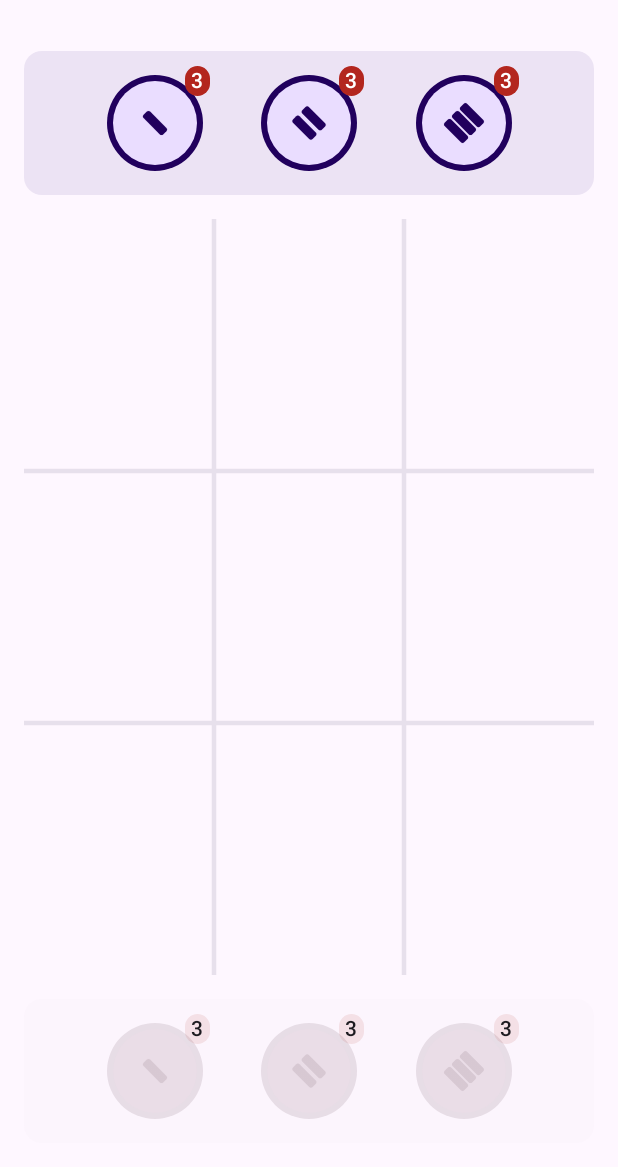
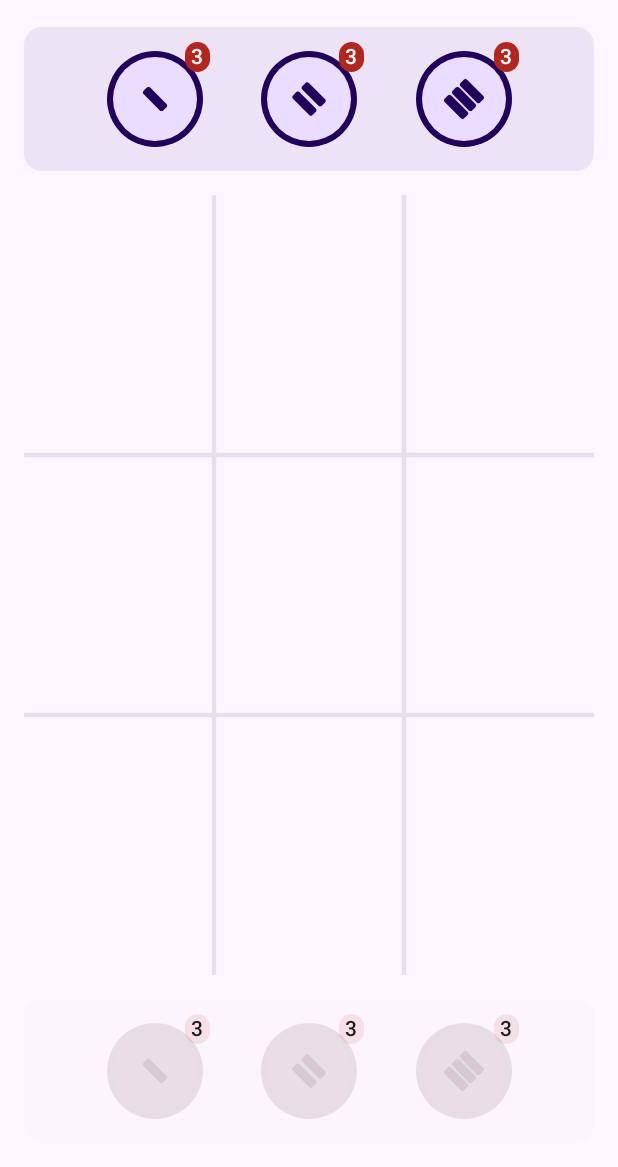
Before and after one commit to joaomanaia/compose-gobblet, an Android app built with Jetpack Compose: the screen it shows after launch (MainActivity), on a phone screen of 412 x 824 dp, the part 69-1236 px from its top. Run offline under Robolectric (Android 15) with nearby library versions, the phone set to English and light mode, and no system bars; our stand-ins replace constraintlayout-compose, window size class; missing, so only their content is drawn: GobbletTheme.

Commit message:
Changed the layout to constraint layout

```diff
--- a/composeApp/build.gradle.kts
+++ b/composeApp/build.gradle.kts
@@ -47,11 +47,15 @@ kotlin {
             implementation(compose.foundation)
             implementation(compose.material3)
             implementation(compose.ui)
-            implementation(compose.components.resources)
+            // implementation(compose.components.resources)
 
             implementation(libs.kotlinx.coroutines.core)
 
             implementation(libs.koin.core)
+
+            implementation(libs.material3.windowSizeClass.multiplatform)
+
+            implementation("tech.annexflow.compose:constraintlayout-compose-multiplatform:0.3.0-alpha01")
         }
 
         desktopMain.dependencies {
--- a/composeApp/src/commonMain/kotlin/model/GobbletBoard.kt
+++ b/composeApp/src/commonMain/kotlin/model/GobbletBoard.kt
@@ -3,6 +3,10 @@ package model
 import kotlin.jvm.JvmInline
 import kotlin.math.roundToInt
 import kotlin.math.sqrt
+
+typealias Winner = Pair<Player, Line>
+
+typealias Line = List<Int>
 
 @JvmInline
 value class GobbletBoard private constructor(
@@ -11,14 +15,14 @@ value class GobbletBoard private constructor(
     val boardSize: Int
         get() = sqrt(gobblets.size.toDouble()).roundToInt()
 
-    val winner: Player?
+    val winner: Winner?
         get() {
             for (winnerLine in board3x3WinPositions) {
                 // If all the gobblets in the line are the same, then we have a winner
                 val gobblet = getGobbletAt(winnerLine.first())
 
                 if (gobblet != null && winnerLine.all { getGobbletAt(it)?.player == gobblet.player }) {
-                    return gobblet.player
+                    return gobblet.player to winnerLine
                 }
             }
 
--- a/composeApp/src/commonMain/kotlin/presentation/game/GameScreen.kt
+++ b/composeApp/src/commonMain/kotlin/presentation/game/GameScreen.kt
@@ -4,22 +4,30 @@ import androidx.compose.foundation.layout.*
 import androidx.compose.material.icons.Icons
 import androidx.compose.material.icons.filled.Refresh
 import androidx.compose.material3.*
+import androidx.compose.material3.windowsizeclass.ExperimentalMaterial3WindowSizeClassApi
+import androidx.compose.material3.windowsizeclass.WindowHeightSizeClass
+import androidx.compose.material3.windowsizeclass.WindowSizeClass
+import androidx.compose.material3.windowsizeclass.calculateWindowSizeClass
 import androidx.compose.runtime.*
 import androidx.compose.ui.Modifier
+import androidx.constraintlayout.compose.ConstraintLayout
+import androidx.constraintlayout.compose.Dimension
 import core.presentation.theme.spacing
 import model.Player
-import presentation.game.components.GobbletBoardComponent
 import presentation.game.components.TierRowItems
 import core.LongPressDraggable
+import presentation.game.components.GobbletBoardComponent
 
 @Composable
-@OptIn(ExperimentalMaterial3Api::class)
+@OptIn(ExperimentalMaterial3Api::class, ExperimentalMaterial3WindowSizeClassApi::class)
 fun GameScreen(
-    viewModel: GameScreenViewModel
+    viewModel: GameScreenViewModel,
+    windowSizeClass: WindowSizeClass = calculateWindowSizeClass()
 ) {
     val uiState by viewModel.uiState.collectAsState()
 
     GameScreen(
+        windowSizeClass = windowSizeClass,
         uiState = uiState,
         onEvent = viewModel::onEvent
     )
@@ -28,10 +36,15 @@ fun GameScreen(
 @Composable
 @ExperimentalMaterial3Api
 private fun GameScreen(
+    windowSizeClass: WindowSizeClass,
     uiState: GameScreenUiState,
     onEvent: (event: GameScreenUiEvent) -> Unit
 ) {
     val mediumSpacing = MaterialTheme.spacing.medium
+
+    val rowLayout = remember(windowSizeClass) {
+        windowSizeClass.heightSizeClass < WindowHeightSizeClass.Medium
+    }
 
     Scaffold(
         topBar = {
@@ -53,35 +66,60 @@ private fun GameScreen(
         LongPressDraggable(
             modifier = Modifier.fillMaxSize()
         ) {
-            Column(
-                modifier = Modifier.padding(innerPadding),
-                verticalArrangement = Arrangement.spacedBy(mediumSpacing)
+            ConstraintLayout(
+                modifier = Modifier
+                    .fillMaxSize()
+                    .padding(innerPadding)
+                    .then(
+                        Modifier.padding(
+                            start = mediumSpacing,
+                            end = mediumSpacing,
+                            bottom = mediumSpacing
+                        )
+                    ),
             ) {
-                if (uiState.board.isGameEnded) {
-                    Text(
-                        modifier = Modifier
-                            .fillMaxWidth()
-                            .padding(horizontal = mediumSpacing),
-                        text = "Winner: ${uiState.board.winner?.name ?: "Tie"}",
-                        style = MaterialTheme.typography.titleMedium
-                    )
-                }
+                val (player1, player2, board) = createRefs()
 
                 TierRowItems(
-                    modifier = Modifier
-                        .fillMaxWidth()
-                        .padding(horizontal = mediumSpacing)
-                        .padding(top = mediumSpacing),
+                    modifier = Modifier.constrainAs(player1) {
+                        if (rowLayout) {
+                            top.linkTo(parent.top)
+                            bottom.linkTo(parent.bottom)
+                            start.linkTo(parent.start)
+
+                            height = Dimension.fillToConstraints
+                        } else {
+                            top.linkTo(parent.top)
+                            start.linkTo(parent.start)
+                            end.linkTo(parent.end)
+
+                            width = Dimension.fillToConstraints
+                        }
+                    },
                     items = uiState.player1Items,
                     player = Player.PLAYER_1,
+                    rowLayout = rowLayout,
                     enabled = uiState.isPlayer1Turn && !uiState.board.isGameEnded
                 )
 
                 GobbletBoardComponent(
-                    modifier = Modifier
-                        .weight(1f)
-                        .fillMaxWidth()
-                        .padding(horizontal = mediumSpacing),
+                    modifier = Modifier.constrainAs(board) {
+                        if (rowLayout) {
+                            top.linkTo(parent.top)
+                            bottom.linkTo(parent.bottom)
+                            start.linkTo(player1.end, margin = mediumSpacing)
+                            end.linkTo(player2.start, margin = mediumSpacing)
+
+                            width = Dimension.fillToConstraints
+                        } else {
+                            top.linkTo(player1.bottom, margin = mediumSpacing)
+                            start.linkTo(parent.start)
+                            end.linkTo(parent.end)
+                            bottom.linkTo(player2.top, margin = mediumSpacing)
+
+                            height = Dimension.fillToConstraints
+                        }
+                    },
                     boardGobblets = uiState.board.gobblets,
                     onItemDrop = { index, tier ->
                         onEvent(GameScreenUiEvent.OnItemClick(index, tier))
@@ -89,12 +127,24 @@ private fun GameScreen(
                 )
 
                 TierRowItems(
-                    modifier = Modifier
-                        .fillMaxWidth()
-                        .padding(horizontal = mediumSpacing)
-                        .padding(bottom = mediumSpacing),
+                    modifier = Modifier.constrainAs(player2) {
+                        if (rowLayout) {
+                            top.linkTo(parent.top)
+                            bottom.linkTo(parent.bottom)
+                            end.linkTo(parent.end)
+
+                            height = Dimension.fillToConstraints
+                        } else {
+                            start.linkTo(parent.start)
+                            end.linkTo(parent.end)
+                            bottom.linkTo(parent.bottom)
+
+                            width = Dimension.fillToConstraints
+                        }
+                    },
                     items = uiState.player2Items,
                     player = Player.PLAYER_2,
+                    rowLayout = rowLayout,
                     enabled = uiState.isPlayer2Turn && !uiState.board.isGameEnded
                 )
             }
--- a/composeApp/src/commonMain/kotlin/presentation/game/components/TierRowItems.kt
+++ b/composeApp/src/commonMain/kotlin/presentation/game/components/TierRowItems.kt
@@ -1,10 +1,16 @@
 package presentation.game.components
 
 import androidx.compose.foundation.layout.Arrangement
+import androidx.compose.foundation.layout.Column
 import androidx.compose.foundation.layout.Row
-import androidx.compose.foundation.layout.fillMaxWidth
 import androidx.compose.foundation.layout.padding
-import androidx.compose.material3.*
+import androidx.compose.material3.ExperimentalMaterial3Api
+import androidx.compose.material3.MaterialTheme
+import androidx.compose.material3.Surface
+import androidx.compose.material3.Text
+import androidx.compose.material3.BadgedBox
+import androidx.compose.material3.Badge
+import androidx.compose.material3.BadgeDefaults
 import androidx.compose.runtime.Composable
 import androidx.compose.runtime.derivedStateOf
 import androidx.compose.runtime.getValue
@@ -17,12 +23,13 @@ import model.GobbletTier
 import model.Player
 import core.DragTarget
 
-@OptIn(ExperimentalMaterial3Api::class)
 @Composable
+@ExperimentalMaterial3Api
 internal fun TierRowItems(
     modifier: Modifier = Modifier,
     items: List<GobbletTier>,
     player: Player,
+    rowLayout: Boolean,
     enabled: Boolean = true,
 ) {
     val groupedItems by remember(items) {
@@ -43,12 +50,9 @@ internal fun TierRowItems(
         tonalElevation = 8.dp,
         color = surfaceColor
     ) {
-        Row(
-            horizontalArrangement = Arrangement.SpaceEvenly,
-            verticalAlignment = Alignment.CenterVertically,
-            modifier = Modifier
-                .padding(MaterialTheme.spacing.medium)
-                .fillMaxWidth()
+        TierItemsContainer(
+            modifier = Modifier.padding(MaterialTheme.spacing.medium),
+            rowLayout = rowLayout
         ) {
             if (items.isEmpty()) {
                 Text(
@@ -88,3 +92,28 @@ internal fun TierRowItems(
         }
     }
 }
+
+@Composable
+private fun TierItemsContainer(
+    modifier: Modifier = Modifier,
+    rowLayout: Boolean,
+    content: @Composable () -> Unit
+) {
+    if (rowLayout) {
+        Column(
+            horizontalAlignment = Alignment.CenterHorizontally,
+            verticalArrangement = Arrangement.SpaceEvenly,
+            modifier = modifier
+        ) {
+            content()
+        }
+    } else {
+        Row(
+            horizontalArrangement = Arrangement.SpaceEvenly,
+            verticalAlignment = Alignment.CenterVertically,
+            modifier = modifier
+        ) {
+            content()
+        }
+    }
+}
--- a/gradle/libs.versions.toml
+++ b/gradle/libs.versions.toml
@@ -17,6 +17,7 @@ coroutines = "1.7.3"
 junit = "4.13.2"
 kotlin = "1.9.22"
 koin = "3.6.0-wasm-alpha1"
+material3WindowSizeClassMultiplatform = "0.5.0-alpha03"
 
 [libraries]
 kotlin-test = { module = "org.jetbrains.kotlin:kotlin-test", version.ref = "kotlin" }
@@ -40,6 +41,7 @@ kotlinx-coroutines-swing = { module = "org.jetbrains.kotlinx:kotlinx-coroutines-
 koin-android = { module = "io.insert-koin:koin-android", version.ref = "koin" }
 koin-core = { module = "io.insert-koin:koin-core", version.ref = "koin" }
 koin-compose = { module = "io.insert-koin:koin-compose", version.ref = "koin" }
+material3-windowSizeClass-multiplatform = { module = "dev.chrisbanes.material3:material3-window-size-class-multiplatform", version.ref = "material3WindowSizeClassMultiplatform" }
 
 [plugins]
 androidApplication = { id = "com.android.application", version.ref = "agp" }
```
